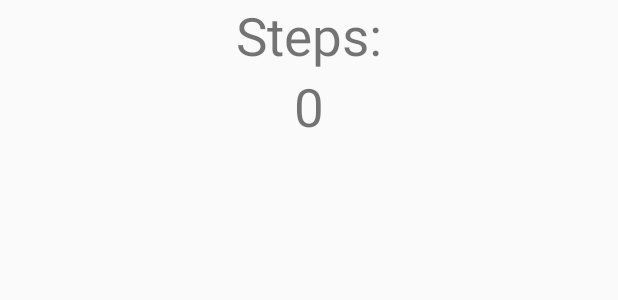
After one commit to HardBlaster/Pedometer, an Android app: the layout profile.xml on its own in the app's theme, with its tools: preview values and no code run, on a phone screen of 412 x 824 dp. The commit adds this screen. Shown: the top 300 px of the screen. Run offline under Robolectric (Android 15) with nearby library versions, the phone set to English and light mode, and no system bars.

Commit message:
master: step counting works

```diff
--- a/app/src/main/AndroidManifest.xml
+++ b/app/src/main/AndroidManifest.xml
@@ -1,6 +1,9 @@
 <?xml version="1.0" encoding="utf-8"?>
 <manifest xmlns:android="http://schemas.android.com/apk/res/android"
     package="hu.unideb.pedometer">
+
+    <uses-feature android:name="android.hardware.sensor.stepcounter" android:required="true"/>
+    <uses-feature android:name="android.hardware.sensor.stepdetector" android:required="true"/>
 
     <application
         android:allowBackup="true"
--- a/app/src/main/res/layout/activity_main.xml
+++ b/app/src/main/res/layout/activity_main.xml
@@ -40,4 +40,9 @@
         android:id="@+id/login_layout"
         android:visibility="gone"/>
 
+    <include
+        layout="@layout/profile"
+        android:id="@+id/profile_layout"
+        android:visibility="gone"/>
+
 </RelativeLayout>
--- /dev/null
+++ b/app/src/main/res/layout/profile.xml
@@ -0,0 +1,24 @@
+<?xml version="1.0" encoding="utf-8"?>
+<LinearLayout xmlns:android="http://schemas.android.com/apk/res/android"
+    xmlns:tools="http://schemas.android.com/tools"
+    android:orientation="vertical"
+    android:layout_width="match_parent"
+    android:layout_height="match_parent">
+
+    <TextView
+        android:layout_width="wrap_content"
+        android:layout_height="wrap_content"
+        android:layout_gravity="center_horizontal"
+        android:text="@string/steps"
+        android:textSize="35sp"/>
+
+    <TextView
+        android:id="@+id/profile_steps"
+        android:layout_width="wrap_content"
+        android:layout_height="wrap_content"
+        android:layout_gravity="center_horizontal"
+        android:text="0"
+        tools:ignore="HardcodedText"
+        android:textSize="35sp"/>
+
+</LinearLayout>
--- a/app/src/main/res/values/strings.xml
+++ b/app/src/main/res/values/strings.xml
@@ -10,4 +10,5 @@
     <string name="username_duplicate">Given username is already in use</string>
     <string name="login_error">Invalid username or password</string>
     <string name="login_success">Successful login</string>
+    <string name="steps">Steps:</string>
 </resources>
```
Also changed, not shown: app/src/main/java/hu/unideb/pedometer/MainActivity.kt (+62 -3 lines).
